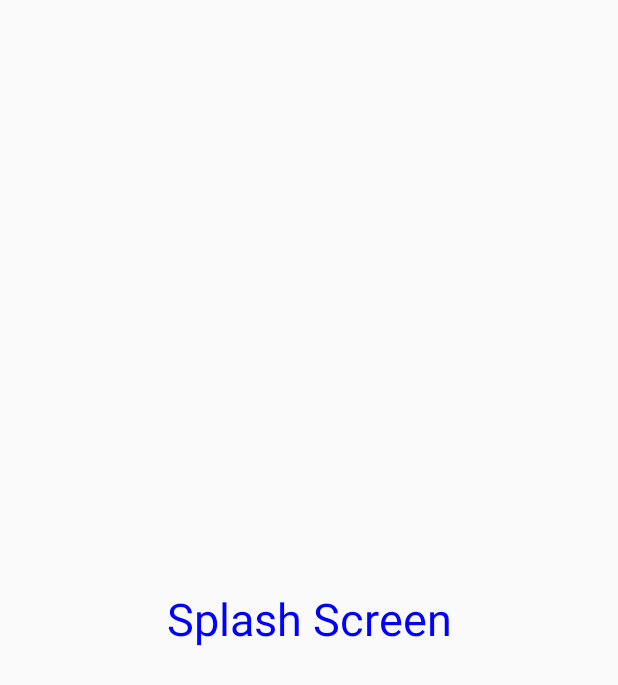
After one commit to FarrasHakim/PokeCard, an Android app: the layout splashfile.xml on its own in the app's theme, with its tools: preview values and no code run, on a phone screen of 412 x 824 dp. The commit adds this screen. Shown: the top 685 px of the screen. Run offline under Robolectric (Android 15) with nearby library versions, the phone set to English and light mode, and no system bars.

Commit message:
Implement Splash Screen with openGL

```diff
--- /dev/null
+++ b/app/src/main/res/layout/splashfile.xml
@@ -0,0 +1,19 @@
+<?xml version="1.0" encoding="utf-8"?>
+<androidx.constraintlayout.widget.ConstraintLayout xmlns:android="http://schemas.android.com/apk/res/android"
+                                                   xmlns:app="http://schemas.android.com/apk/res-auto" xmlns:tools="http://schemas.android.com/tools" android:layout_width="match_parent"
+                                                   android:layout_height="match_parent">
+    <TextView
+            android:layout_width="wrap_content"
+            android:layout_height="wrap_content"
+            android:layout_below="@+id/logo_id"
+            android:layout_centerHorizontal="true"
+            android:text="Splash Screen"
+            android:textSize="30dp"
+            android:textColor="#0000ff"
+            app:layout_constraintTop_toTopOf="parent"
+            android:layout_marginTop="292dp" app:layout_constraintBottom_toBottomOf="parent"
+            android:layout_marginBottom="292dp" app:layout_constraintStart_toStartOf="parent"
+            android:layout_marginStart="176dp" android:layout_marginEnd="176dp"
+            app:layout_constraintEnd_toEndOf="parent"/>
+
+</androidx.constraintlayout.widget.ConstraintLayout>
--- a/app/src/main/res/menu/bottom_nav_menu.xml
+++ b/app/src/main/res/menu/bottom_nav_menu.xml
@@ -20,4 +20,5 @@
             android:icon="@drawable/ic_wifi"
             android:title="@string/wifi_list"/>
 
+
 </menu>
```
Also changed, not shown: app/src/main/AndroidManifest.xml (+4 -3 lines), app/src/main/java/SplashActivity.java (added, +34 -0 lines), app/src/main/java/id/ac/ui/cs/mobileprogramming/farras/pokecarddemo/MyGLRenderer.java (deleted, +0 -26 lines), app/src/main/java/openGL/MyGLRenderer.java (added, +80 -0 lines), app/src/main/java/openGL/MyGLSurfaceView.java (renamed from app/src/main/java/id/ac/ui/cs/mobileprogramming/farras/pokecarddemo/MyGLSurfaceVIew.java, +4 -4 lines), app/src/main/java/openGL/Triangle.java (added, +126 -0 lines).
